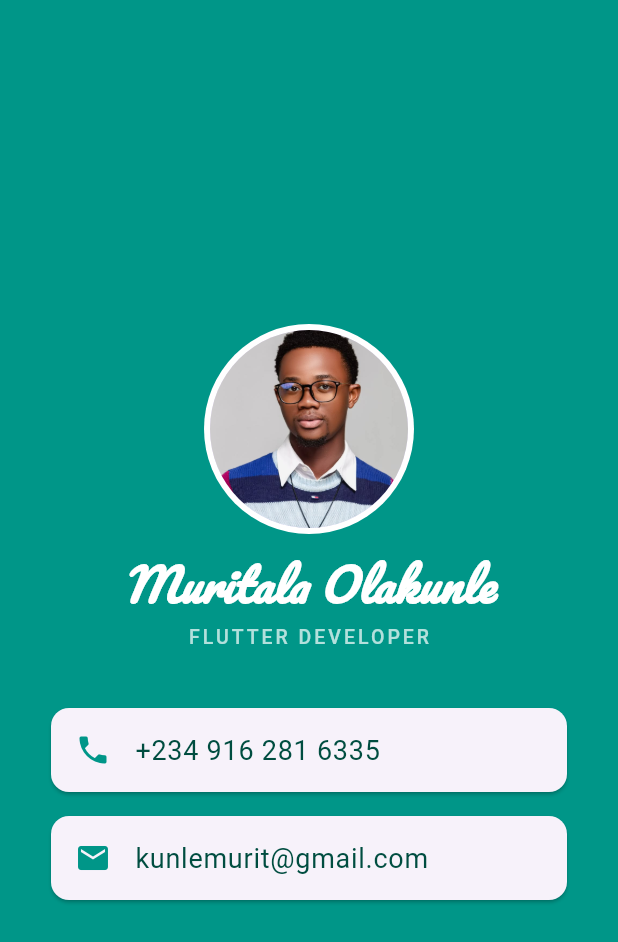
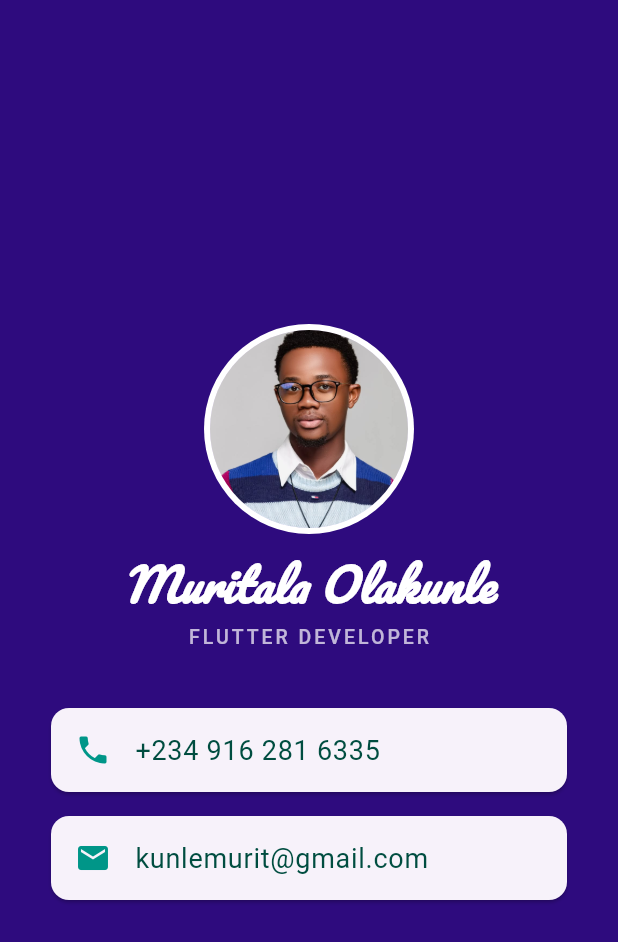
Before and after one commit to kunlemurit-svg/first-flutter-project, a Flutter app: the screen it shows after launch, on a phone screen of 412 x 824 dp. Shown: the top 942 px of the screen. Run offline on Flutter 3.47's test engine with Material 3 defaults, Android fonts, the phone set to English and light mode, and no system bars.

Commit message:
changed color

```diff
--- a/lib/main.dart
+++ b/lib/main.dart
@@ -12,7 +12,7 @@ class MyApp extends StatelessWidget {
     return MaterialApp(
       debugShowCheckedModeBanner: false,
       home: Scaffold(
-        backgroundColor: Colors.teal,
+        backgroundColor: const Color.fromARGB(255, 46, 11, 126),
         body: SafeArea(
           child: Center(
             child: SingleChildScrollView(
```
